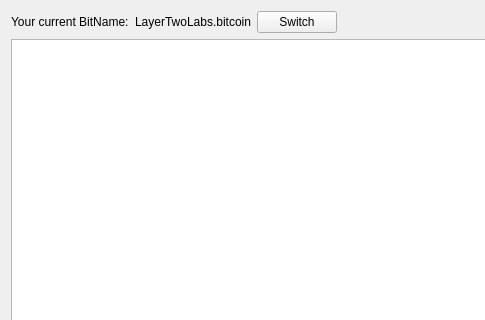
This is src/qt/forms/contactspage.ui in Ash-L2L/sidechains as Qt 5 draws it before an edit; both pictures show x 0 to 485 and y 0 to 320 of the 1239 by 940 pixel window. The edited form follows.
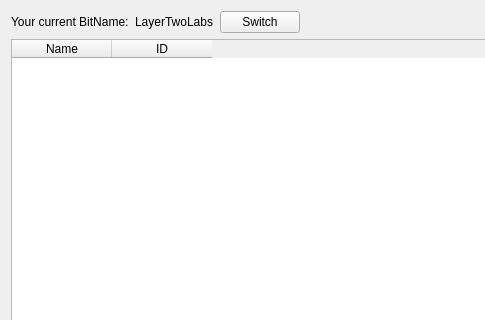
This is the edited form.

Commit message: Make contacts page list contacts

Diff of the .ui file:
```diff
--- a/src/qt/forms/contactspage.ui
+++ b/src/qt/forms/contactspage.ui
@@ -26,7 +26,7 @@
      <item>
       <widget class="QLabel" name="label_2">
        <property name="text">
-        <string>LayerTwoLabs.bitcoin</string>
+        <string>LayerTwoLabs</string>
        </property>
       </widget>
      </item>
@@ -60,7 +60,18 @@
     </layout>
    </item>
    <item>
-    <widget class="QTableWidget" name="tableWidget"/>
+    <widget class="QTableWidget" name="tableWidgetContacts">
+     <column>
+      <property name="text">
+       <string>Name</string>
+      </property>
+     </column>
+     <column>
+      <property name="text">
+       <string>ID</string>
+      </property>
+     </column>
+    </widget>
    </item>
   </layout>
  </widget>
```
The commit also changes 2 other files.
